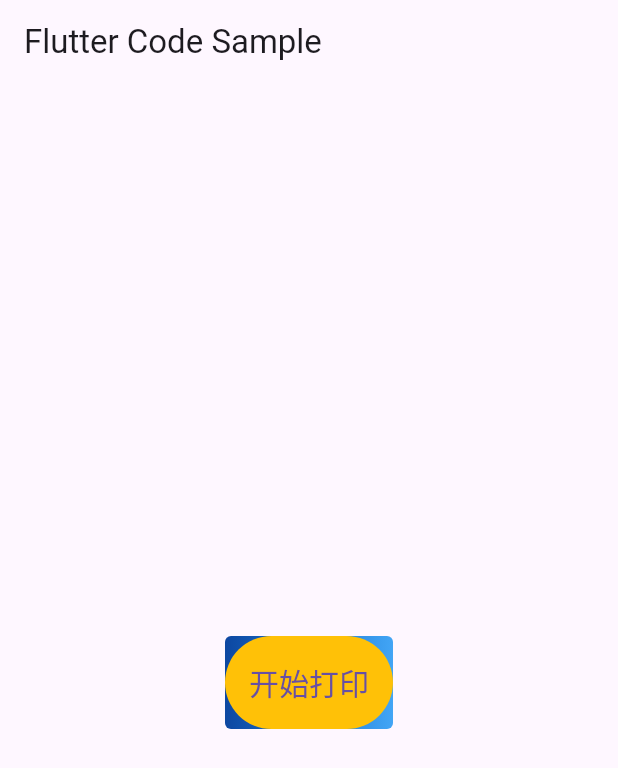
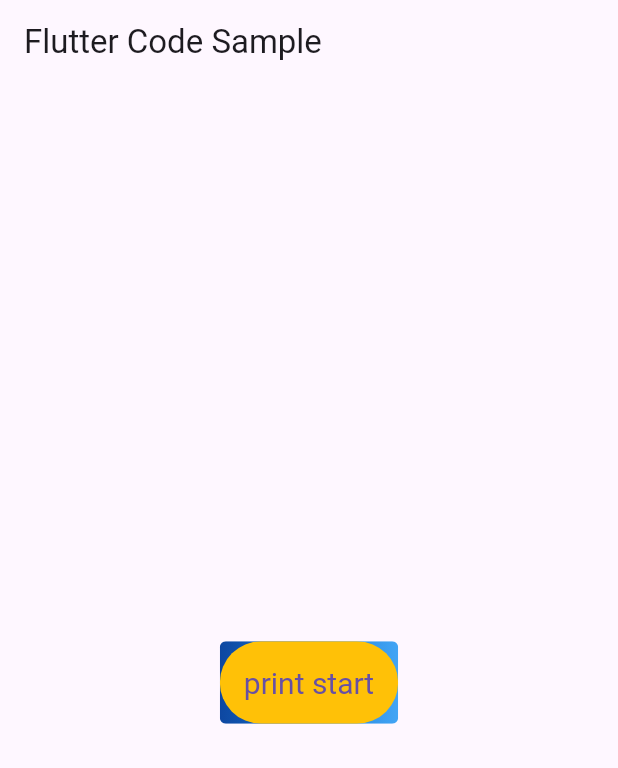
Before and after one commit to SmartPOSSamples/flutterdemo, a Flutter app: the screen it shows after launch, on a phone screen of 412 x 824 dp. Shown: the top 768 px of the screen. Run offline on Flutter 3.47's test engine with Material 3 defaults, Android fonts, the phone set to English and light mode, and no system bars.

Commit message:
Update app name

```diff
--- a/lib/main.dart
+++ b/lib/main.dart
@@ -64,9 +64,9 @@ class MyStatelessWidget extends StatelessWidget {
                     textStyle: const TextStyle(fontSize: 20),
                   ),
                   onPressed: () {
-                    _printWizarPOS("测试打印数据测试打印数据测试打印数据测试打印数据测试打印数据测试打印数据测试打印数据测试打印数据");
+                    _printWizarPOS("Test print data Test print data Test print data Test print data Test print data Test print data Test print data Test print data");
                   },
-                  child: const Text('开始打印'),
+                  child: const Text('print start'),
                 ),
               ],
             ),
```
Also changed, not shown: 2 other files.
